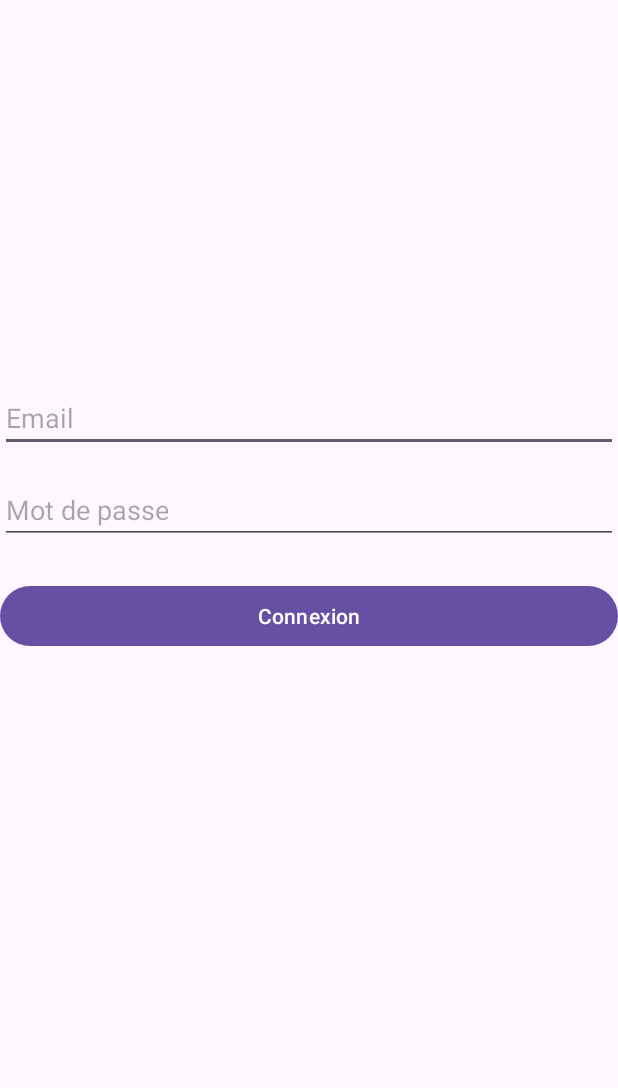
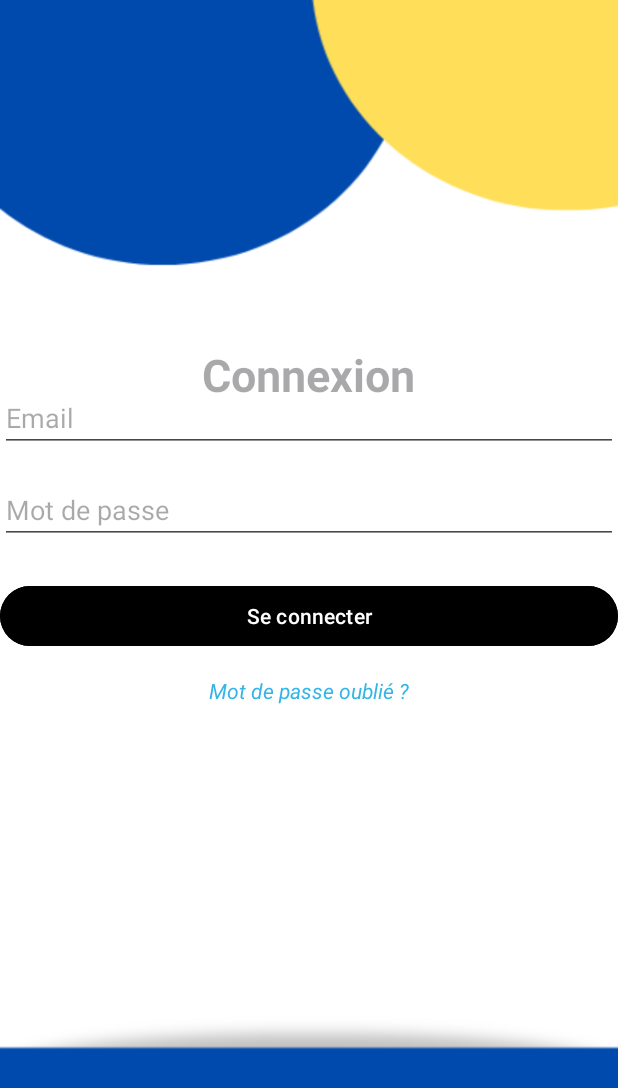
Before and after one commit to Samirsj/app.mobile, an Android app: the screen it shows after launch (MainActivity), on a phone screen of 412 x 824 dp. Shown: the top 1088 px of the screen. Run offline under Robolectric (Android 15) with nearby library versions, the phone set to English and light mode, and no system bars.

Commit message:
update page de connexion

```diff
--- a/app/src/main/res/layout/activity_main.xml
+++ b/app/src/main/res/layout/activity_main.xml
@@ -6,8 +6,25 @@
     android:id="@+id/main"
     android:layout_width="match_parent"
     android:layout_height="match_parent"
+    android:background="@drawable/background"
     android:padding="24dp"
     tools:context=".MainActivity">
+
+    <EditText
+        android:id="@+id/Connexion"
+        android:layout_width="300dp"
+        android:layout_height="wrap_content"
+        android:gravity="center"
+        android:hint="Connexion"
+        android:textStyle="bold"
+        android:background="@android:color/transparent"
+        android:textSize="30sp"
+        app:layout_constraintBottom_toBottomOf="parent"
+        app:layout_constraintEnd_toEndOf="parent"
+        app:layout_constraintHorizontal_bias="0.492"
+        app:layout_constraintStart_toStartOf="parent"
+        app:layout_constraintTop_toTopOf="parent"
+        app:layout_constraintVertical_bias="0.293" />
 
     <EditText
         android:id="@+id/email"
@@ -38,10 +55,25 @@
         android:layout_width="0dp"
         android:layout_height="wrap_content"
         android:layout_marginTop="24dp"
-        android:text="Connexion"
+        android:text="Se connecter"
+        android:backgroundTint="@android:color/background_dark"
         app:layout_constraintEnd_toEndOf="parent"
         app:layout_constraintHorizontal_bias="0.0"
         app:layout_constraintStart_toStartOf="parent"
         app:layout_constraintTop_toBottomOf="@id/password" />
 
+    <TextView
+        android:id="@+id/forgotPassword"
+        android:layout_width="wrap_content"
+        android:layout_height="wrap_content"
+        android:layout_marginTop="88dp"
+        android:clickable="true"
+        android:focusable="true"
+        android:text="Mot de passe oublié ?"
+        android:textColor="@android:color/holo_blue_light"
+        android:textStyle="italic"
+        app:layout_constraintEnd_toEndOf="parent"
+        app:layout_constraintStart_toStartOf="parent"
+        app:layout_constraintTop_toBottomOf="@id/password" />
+
 </androidx.constraintlayout.widget.ConstraintLayout>
```
Also changed, not shown: app/src/main/res/drawable/background.png (added).
